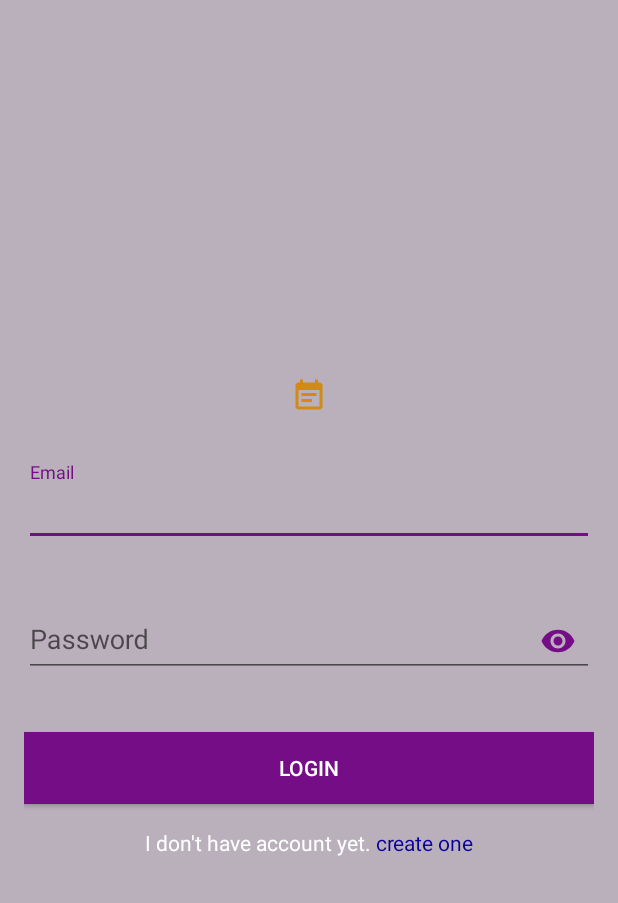
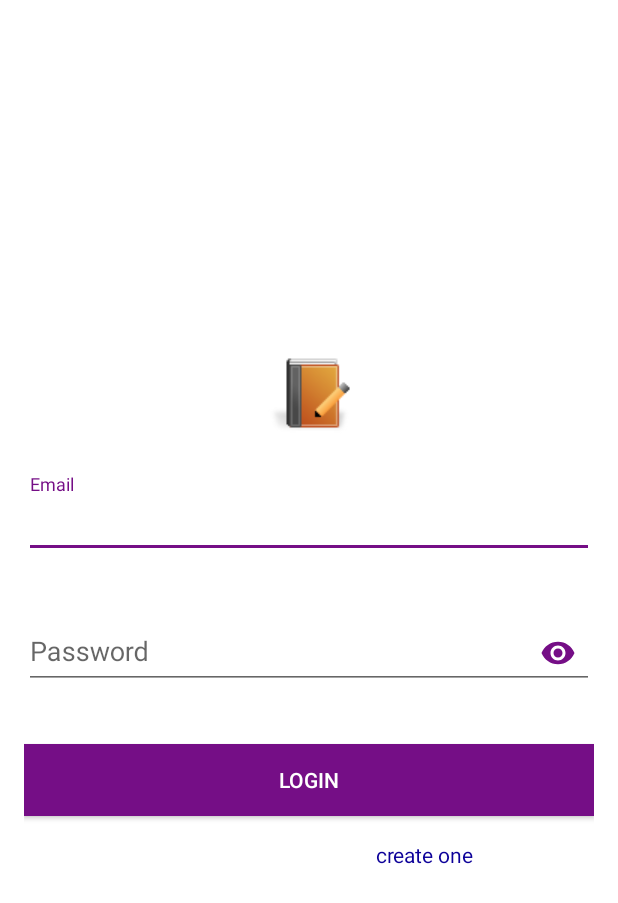
Before and after one commit to snahars/ReminderClock, an Android app: the screen it shows after launch (LoginActivity), on a phone screen of 412 x 824 dp. Shown: the top 903 px of the screen. Run offline under Robolectric (Android 15) with nearby library versions, the phone set to English and light mode, and no system bars.

Commit message:
change 1

```diff
--- a/app/src/main/res/layout/activity_login.xml
+++ b/app/src/main/res/layout/activity_login.xml
@@ -17,9 +17,9 @@
             android:id="@+id/imageView"
             android:layout_width="wrap_content"
             android:layout_height="wrap_content"
-            android:layout_gravity="center_horizontal"
-            android:layout_margin="16dp"
-            android:src="@drawable/ic_event_note_black_24dp" />
+            android:layout_gravity="center"
+            android:layout_margin="4dp"
+            android:src="@drawable/notebook" />
 
         <android.support.design.widget.TextInputLayout
             android:id="@+id/textInputLayoutEmail"
--- a/app/src/main/res/values/colors.xml
+++ b/app/src/main/res/values/colors.xml
@@ -2,6 +2,6 @@
 <resources>
     <color name="colorPrimaryDark">#8A5694</color>
 
-    <color name="colorPrimary">#B9B0BB</color>
+    <color name="colorPrimary">#FFFFFF</color>
     <color name="colorAccent">#750E86</color>
 </resources>
```
Also changed, not shown: app/src/main/res/drawable/notebook.png (added).
